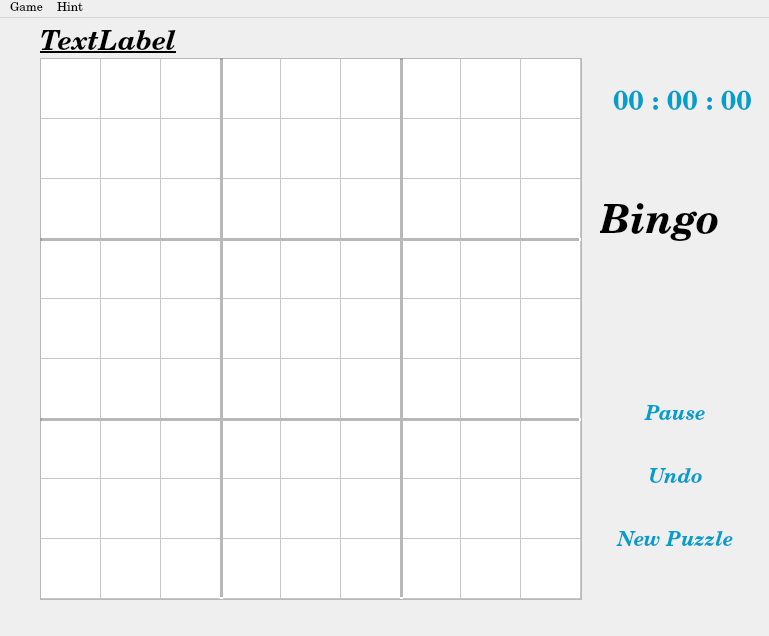
Before: the Qt Designer form mainwindow.ui in novayo/ncku_Cplus_assignment_project2, drawn with Qt 5.
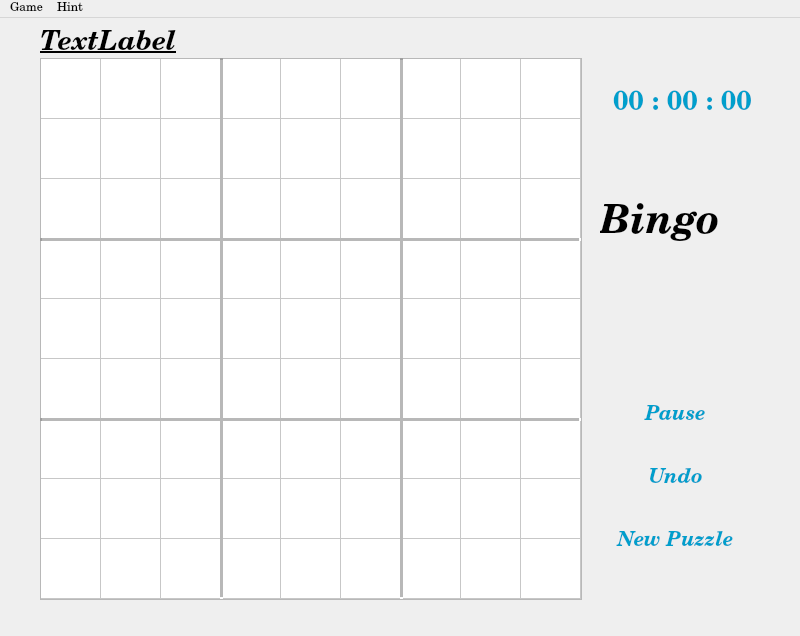
After: the same form once the commit is applied. Icons and pictures are not drawn.

```diff
--- a/mainwindow.ui
+++ b/mainwindow.ui
@@ -9,7 +9,7 @@
    <rect>
     <x>0</x>
     <y>0</y>
-    <width>769</width>
+    <width>800</width>
     <height>636</height>
    </rect>
   </property>
@@ -1522,7 +1522,7 @@
     <rect>
      <x>0</x>
      <y>0</y>
-     <width>769</width>
+     <width>800</width>
      <height>25</height>
     </rect>
    </property>
```
